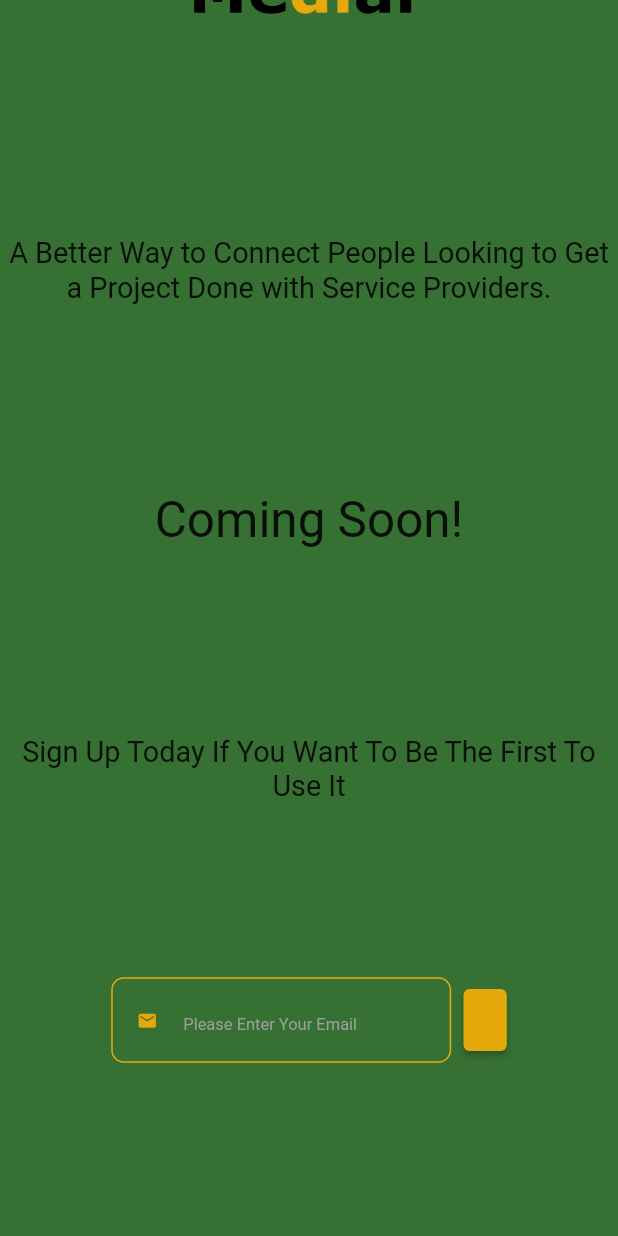
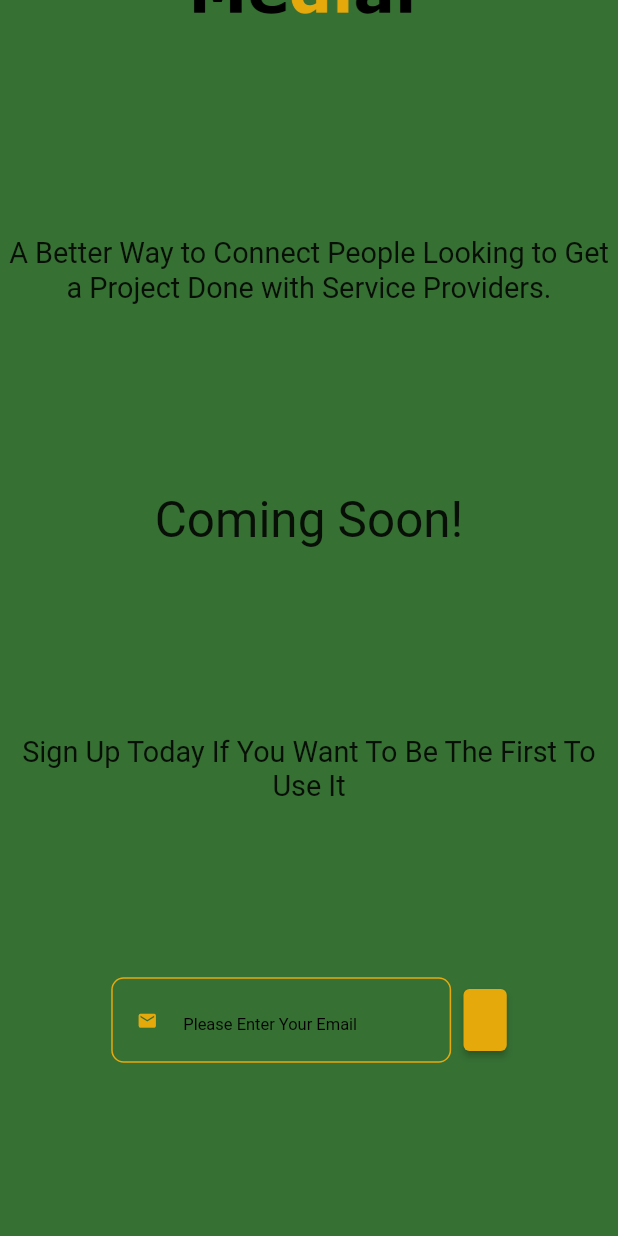
Before and after one commit to Medlar-Technologies/Medlar-Technologies.github.io, a Flutter app: the screen it shows after launch, scrolled down 172 dp, on a phone screen of 412 x 824 dp. Run offline on Flutter 3.47's test engine with Material 2 defaults, Android fonts, the phone set to English and light mode, and no system bars; our stand-ins replace cloud_firestore, email_validator, firebase_core, sizer; accounts and stored records are empty.

```diff
--- a/lib/main.dart
+++ b/lib/main.dart
@@ -183,7 +183,7 @@ class _MyHomePageState extends State<MyHomePage> {
                             hintText: 'Please Enter Your Email',
                             hintStyle: TextStyle(
                                 fontSize:8.sp,
-                                color:Colors.grey),
+                                color:Colors.black),
                           isDense: false,
                           focusedBorder: OutlineInputBorder(
                             borderRadius: BorderRadius.circular(1.h),
@@ -197,7 +197,7 @@ class _MyHomePageState extends State<MyHomePage> {
                               color: Color(0xFFe6a90b),
                           )
                           ),
-                          errorBorder:OutlineInputBorder(
+                          errorBorder: OutlineInputBorder(
                               borderRadius:BorderRadius.circular(1.h),
                               borderSide: BorderSide(
                                 color: Colors.red,
```
